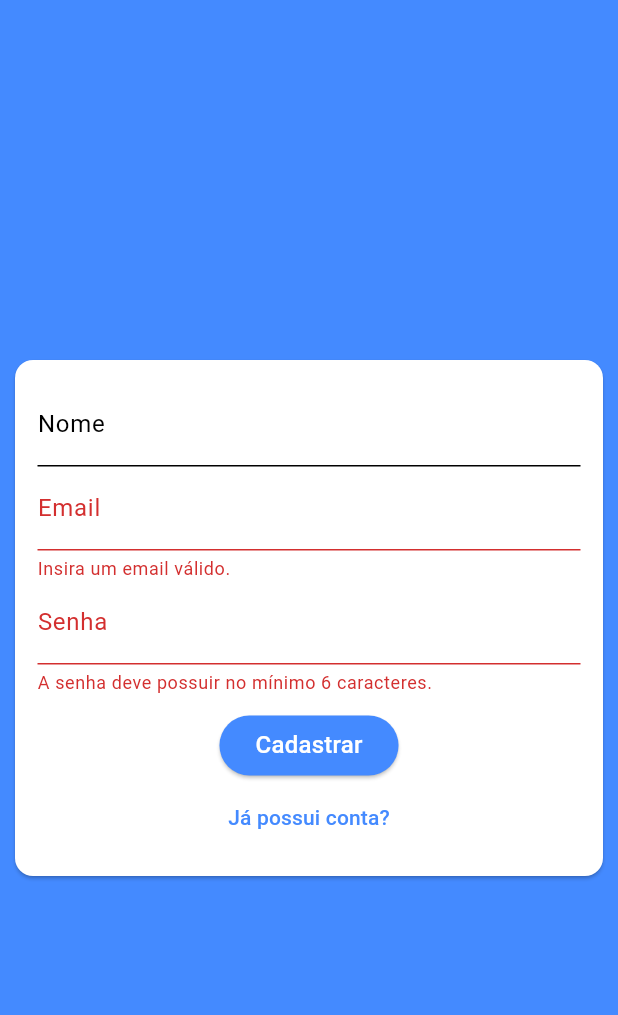
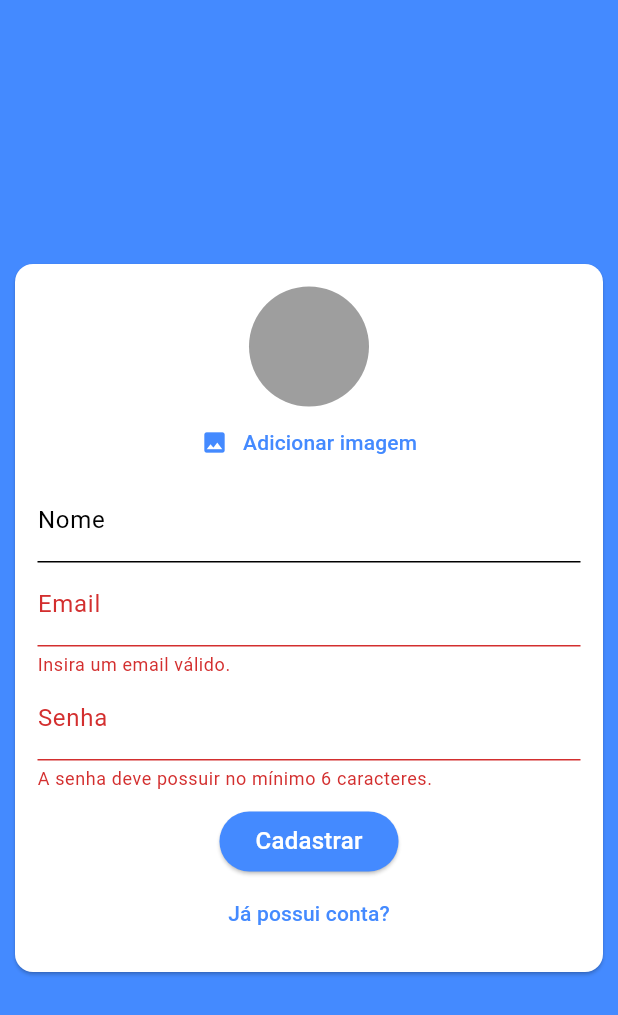
Before and after one commit to Jooaomarcelo/chat-app, a Flutter app: the screen it shows after launch, after a tap on "Entrar", after a tap on "Criar uma nova conta?", on a phone screen of 412 x 824 dp. Shown: the top 1015 px of the screen. Run offline on Flutter 3.47's test engine with Material 3 defaults, Android fonts, the phone set to English and light mode, and no system bars; our stand-ins replace image_picker.

Commit message:
added image picker

```diff
--- a/lib/components/auth_form.dart
+++ b/lib/components/auth_form.dart
@@ -1,3 +1,6 @@
+import 'dart:io';
+
+import 'package:chat_app/components/user_image_picker.dart';
 import 'package:chat_app/models/auth_form_data.dart';
 import 'package:flutter/material.dart';
 
@@ -17,10 +20,25 @@ class _AuthFormState extends State<AuthForm> {
   final _formData = AuthFormData();
   final _formKey = GlobalKey<FormState>();
 
+  void _handleImagePick(File image) {
+    _formData.image = image;
+  }
+
+  void _showError(String msg) {
+    ScaffoldMessenger.of(context).showSnackBar(SnackBar(
+      content: Text(msg),
+      backgroundColor: Theme.of(context).colorScheme.error,
+    ));
+  }
+
   void _submit() {
     final isValid = _formKey.currentState?.validate() ?? false;
 
     if (!isValid) return;
+
+    if (_formData.image == null && _formData.isSignup) {
+      return _showError('Imagem não selecionada!');
+    }
 
     widget.onSubmit(_formData);
   }
@@ -35,6 +53,10 @@ class _AuthFormState extends State<AuthForm> {
           key: _formKey,
           child: Column(
             children: [
+              if (_formData.isSignup)
+                UserImagePicker(
+                  onImagePick: _handleImagePick,
+                ),
               if (_formData.isSignup)
                 TextFormField(
                   key: ValueKey('name'),
--- /dev/null
+++ b/lib/components/user_image_picker.dart
@@ -0,0 +1,65 @@
+import 'dart:io';
+
+import 'package:flutter/material.dart';
+import 'package:image_picker/image_picker.dart';
+
+class UserImagePicker extends StatefulWidget {
+  final void Function(File) onImagePick;
+
+  const UserImagePicker({
+    required this.onImagePick,
+    super.key,
+  });
+
+  @override
+  State<UserImagePicker> createState() => _UserImagePickerState();
+}
+
+class _UserImagePickerState extends State<UserImagePicker> {
+  File? _image;
+
+  void _pickImage() async {
+    final picker = ImagePicker();
+
+    final pickedImage = await picker.pickImage(
+      source: ImageSource.gallery,
+      imageQuality: 50,
+      maxWidth: 150,
+    );
+
+    if (pickedImage != null) {
+      setState(() {
+        _image = File(pickedImage.path);
+      });
+
+      widget.onImagePick(_image!);
+    }
+  }
+
+  @override
+  Widget build(BuildContext context) {
+    return Column(
+      children: [
+        CircleAvatar(
+          radius: 40,
+          backgroundColor: Colors.grey,
+          backgroundImage: _image != null ? FileImage(_image!) : null,
+        ),
+        TextButton(
+          onPressed: _pickImage,
+          child: Row(
+            mainAxisAlignment: MainAxisAlignment.center,
+            children: [
+              Icon(
+                Icons.image,
+                color: Theme.of(context).colorScheme.primary,
+              ),
+              SizedBox(width: 10),
+              Text('Adicionar imagem'),
+            ],
+          ),
+        )
+      ],
+    );
+  }
+}
```
